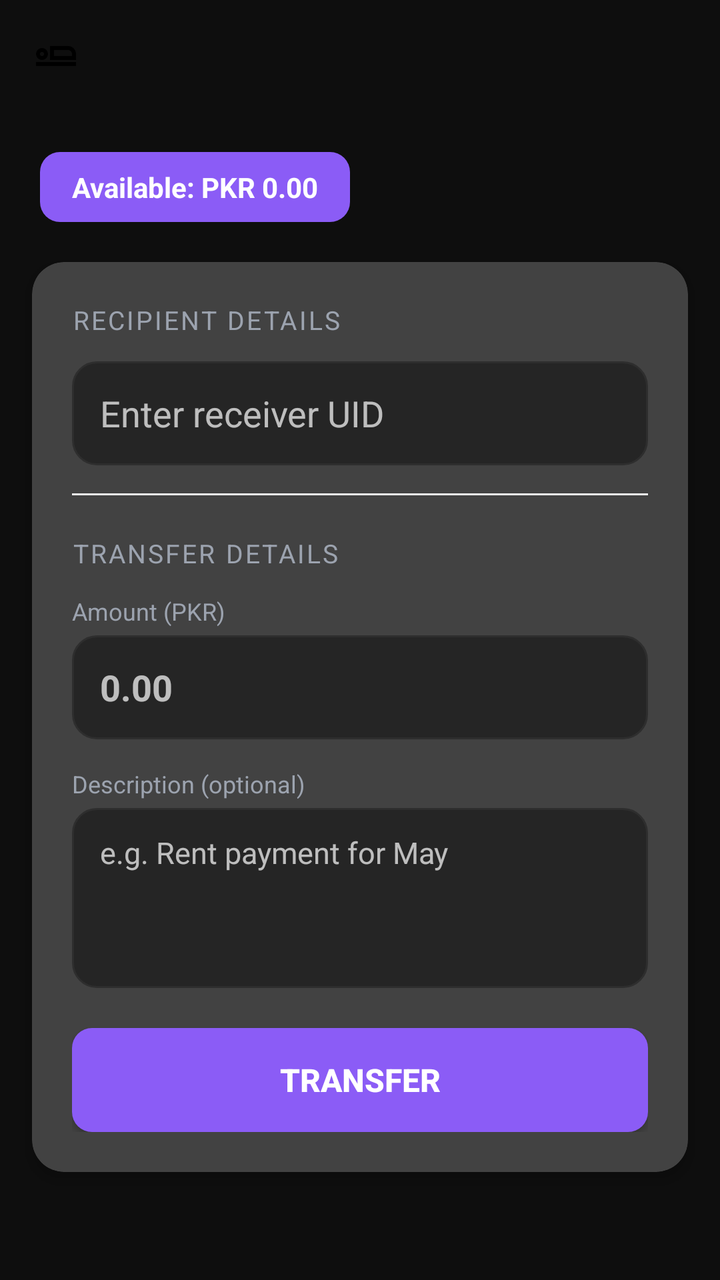
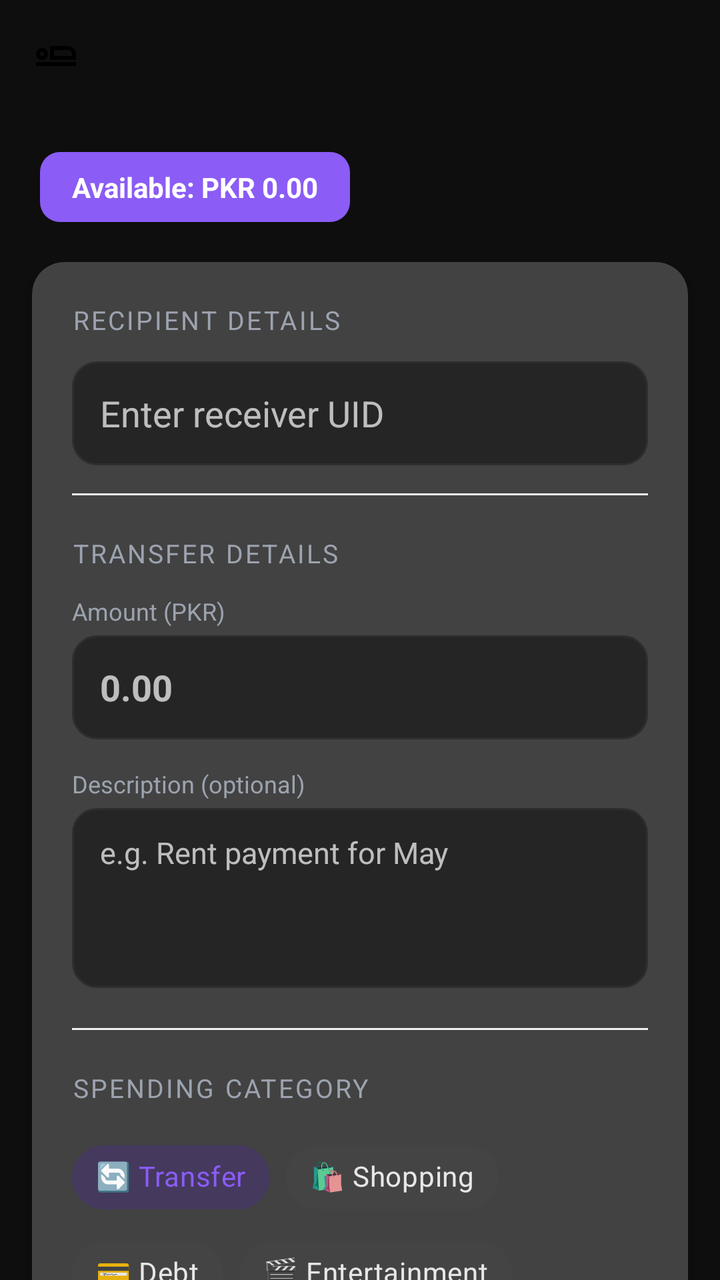

Before-and-after screenshots of an Android layout around one commit, followed by the original layout XML and the change that was made.
<!-- AndroidManifest.xml: application theme Theme.EWallet -->
<!-- res/layout/activity_transfer.xml -->
<?xml version="1.0" encoding="utf-8"?>
<androidx.core.widget.NestedScrollView
    xmlns:android="http://schemas.android.com/apk/res/android"
    xmlns:app="http://schemas.android.com/apk/res-auto"
    android:layout_width="match_parent"
    android:layout_height="match_parent"
    android:background="@color/bg_dark"
    android:fillViewport="true">

    <LinearLayout
        android:layout_width="match_parent"
        android:layout_height="wrap_content"
        android:orientation="vertical">

        <androidx.appcompat.widget.Toolbar
            android:id="@+id/toolbar"
            android:layout_width="match_parent"
            android:layout_height="?attr/actionBarSize"
            android:background="@color/bg_dark"
            app:titleTextColor="@android:color/white"
            app:navigationIcon="@drawable/back" />

        <TextView
            android:id="@+id/tv_available_balance"
            android:layout_width="wrap_content"
            android:layout_height="wrap_content"
            android:layout_margin="20dp"
            android:background="@drawable/bg_tab_active"
            android:paddingHorizontal="16dp"
            android:paddingVertical="8dp"
            android:text="Available: PKR 0.00"
            android:textColor="@android:color/white"
            android:textSize="14sp"
            android:textStyle="bold" />

        <androidx.cardview.widget.CardView
            android:layout_width="match_parent"
            android:layout_height="wrap_content"
            android:layout_marginHorizontal="16dp"
            android:layout_marginBottom="24dp"
            app:cardCornerRadius="16dp"
            app:cardElevation="4dp">

            <LinearLayout
                android:layout_width="match_parent"
                android:layout_height="wrap_content"
                android:orientation="vertical"
                android:padding="20dp">

                <TextView
                    android:layout_width="wrap_content"
                    android:layout_height="wrap_content"
                    android:text="Recipient Details"
                    android:textSize="13sp"
                    android:textColor="@color/text_secondary"
                    android:textAllCaps="true"
                    android:letterSpacing="0.08"
                    android:layout_marginBottom="12dp" />

                <EditText
                    android:id="@+id/et_receiver_uid"
                    android:layout_width="match_parent"
                    android:layout_height="52dp"
                    android:hint="Enter receiver UID"
                    android:background="@drawable/bg_input_field"
                    android:padding="14dp"
                    android:layout_marginBottom="14dp"/>

                <View
                    android:layout_width="match_parent"
                    android:layout_height="1dp"
                    android:background="#F0F0F0"
                    android:layout_marginBottom="20dp" />

                <TextView
                    android:layout_width="wrap_content"
                    android:layout_height="wrap_content"
                    android:text="Transfer Details"
                    android:textSize="13sp"
                    android:textColor="@color/text_secondary"
                    android:textAllCaps="true"
                    android:letterSpacing="0.08"
                    android:layout_marginBottom="12dp" />

                <TextView
                    android:layout_width="wrap_content"
                    android:layout_height="wrap_content"
                    android:text="Amount (PKR)"
                    android:textSize="12sp"
                    android:textColor="@color/text_secondary"
                    android:layout_marginBottom="4dp" />

                <EditText
                    android:id="@+id/et_amount"
                    android:layout_width="match_parent"
                    android:layout_height="52dp"
                    android:background="@drawable/bg_input_field"
                    android:hint="0.00"
                    android:paddingHorizontal="14dp"
                    android:textSize="18sp"
                    android:textStyle="bold"
                    android:inputType="numberDecimal"
                    android:layout_marginBottom="14dp" />

                <TextView
                    android:layout_width="wrap_content"
                    android:layout_height="wrap_content"
                    android:text="Description (optional)"
                    android:textSize="12sp"
                    android:textColor="@color/text_secondary"
                    android:layout_marginBottom="4dp" />

                <EditText
                    android:id="@+id/et_description"
                    android:layout_width="match_parent"
                    android:layout_height="90dp"
                    android:background="@drawable/bg_input_field"
                    android:hint="e.g. Rent payment for May"
                    android:paddingHorizontal="14dp"
                    android:paddingTop="12dp"
                    android:textSize="15sp"
                    android:inputType="textMultiLine"
                    android:gravity="top|start"
                    android:maxLines="3"
                    android:layout_marginBottom="20dp" />

                <TextView
                    android:id="@+id/tv_error"
                    android:layout_width="match_parent"
                    android:layout_height="wrap_content"
                    android:textColor="#EF4444"
                    android:textSize="13sp"
                    android:visibility="gone"
                    android:layout_marginBottom="12dp" />

                <ProgressBar
                    android:id="@+id/progress_bar"
                    android:layout_width="wrap_content"
                    android:layout_height="wrap_content"
                    android:layout_gravity="center"
                    android:visibility="gone"
                    android:layout_marginBottom="8dp" />

                <Button
                    android:id="@+id/btn_transfer"
                    android:layout_width="match_parent"
                    android:layout_height="52dp"
                    android:background="@drawable/bg_tab_active"
                    android:text="Transfer"
                    android:textColor="@android:color/white"
                    android:textSize="16sp"
                    android:textStyle="bold" />

            </LinearLayout>
        </androidx.cardview.widget.CardView>

    </LinearLayout>
</androidx.core.widget.NestedScrollView>
<!-- resources referenced by this layout -->
<resources>
  <color name="bg_dark">#0E0E0E</color>
  <color name="text_secondary">#9CA3AF</color>
  <!-- drawable back (drawable) -->
  <vector xmlns:android="http://schemas.android.com/apk/res/android" android:height="24dp" android:tint="#000000" android:viewportHeight="960" android:viewportWidth="960" android:width="24dp">
        
      <path android:fillColor="@android:color/white" android:pathData="M360,560L360,280L720,280Q786,280 833,327Q880,374 880,440L880,560L360,560ZM440,360L440,360Q440,360 440,383.5Q440,407 440,440L440,480L440,480L440,360ZM80,680L80,600L880,600L880,680L80,680ZM115,525Q80,490 80,440Q80,390 115,355Q150,320 200,320Q250,320 285,355Q320,390 320,440Q320,490 285,525Q250,560 200,560Q150,560 115,525ZM228.5,468.5Q240,457 240,440Q240,423 228.5,411.5Q217,400 200,400Q183,400 171.5,411.5Q160,423 160,440Q160,457 171.5,468.5Q183,480 200,480Q217,480 228.5,468.5ZM440,480L800,480L800,440Q800,407 776.5,383.5Q753,360 720,360L440,360L440,480ZM200,440Q200,440 200,440Q200,440 200,440Q200,440 200,440Q200,440 200,440Q200,440 200,440Q200,440 200,440Q200,440 200,440Q200,440 200,440Z"/>
      
  </vector>
  <!-- drawable bg_input_field (drawable) -->
  <?xml version="1.0" encoding="utf-8"?>
  <shape xmlns:android="http://schemas.android.com/apk/res/android"
      android:shape="rectangle">
      <solid android:color="#252525" />
      <stroke android:width="1dp" android:color="#2E2E2E" />
      <corners android:radius="12dp" />
  </shape>
  <!-- drawable bg_tab_active (drawable) -->
  <?xml version="1.0" encoding="utf-8"?>
  <shape xmlns:android="http://schemas.android.com/apk/res/android"
      android:shape="rectangle">
      <solid android:color="#8B5CF6" />
      <corners android:radius="10dp" />
  </shape>
  <style name="Theme.EWallet" parent="Theme.MaterialComponents.NoActionBar">
          <item name="android:windowBackground">@color/bg_dark</item>
          <item name="android:statusBarColor">@color/bg_dark</item>
          <item name="android:navigationBarColor">@color/bg_dark</item>
          <item name="colorPrimary">@color/purple_primary</item>
          <item name="colorPrimaryVariant">@color/purple_gradient_end</item>
          <item name="colorOnPrimary">@color/text_primary</item>
          <item name="colorSurface">@color/bg_card</item>
          <item name="android:textColor">@color/text_primary</item>
      </style>
  <color name="purple_primary">#8B5CF6</color>
  <color name="purple_gradient_end">#6366F1</color>
  <color name="text_primary">#FFFFFF</color>
  <color name="bg_card">#1A1A1A</color>
</resources>

<!-- the commit's change to res/layout/activity_transfer.xml (unified diff, before → after) -->
@@ -46,7 +46,6 @@
                 android:layout_height="wrap_content"
                 android:orientation="vertical"
                 android:padding="20dp">
-
                 <TextView
                     android:layout_width="wrap_content"
                     android:layout_height="wrap_content"
@@ -71,7 +70,6 @@
                     android:layout_height="1dp"
                     android:background="#F0F0F0"
                     android:layout_marginBottom="20dp" />
-
                 <TextView
                     android:layout_width="wrap_content"
                     android:layout_height="wrap_content"
@@ -124,6 +122,68 @@
                     android:maxLines="3"
                     android:layout_marginBottom="20dp" />
 
+                <View
+                    android:layout_width="match_parent"
+                    android:layout_height="1dp"
+                    android:background="#F0F0F0"
+                    android:layout_marginBottom="20dp" />
+
+                <TextView
+                    android:layout_width="wrap_content"
+                    android:layout_height="wrap_content"
+                    android:text="Spending Category"
+                    android:textSize="13sp"
+                    android:textColor="@color/text_secondary"
+                    android:textAllCaps="true"
+                    android:letterSpacing="0.08"
+                    android:layout_marginBottom="12dp" />
+
+                <com.google.android.material.chip.ChipGroup
+                    android:id="@+id/chip_group_category"
+                    android:layout_width="match_parent"
+                    android:layout_height="wrap_content"
+                    app:singleSelection="true"
+                    app:selectionRequired="true"
+                    android:layout_marginBottom="20dp">
+
+                    <com.google.android.material.chip.Chip
+                        android:id="@+id/chip_transfer"
+                        style="@style/Widget.MaterialComponents.Chip.Choice"
+                        android:layout_width="wrap_content"
+                        android:layout_height="wrap_content"
+                        android:text="🔄 Transfer"
+                        android:checked="true" />
+
+                    <com.google.android.material.chip.Chip
+                        android:id="@+id/chip_shopping"
+                        style="@style/Widget.MaterialComponents.Chip.Choice"
+                        android:layout_width="wrap_content"
+                        android:layout_height="wrap_content"
+                        android:text="🛍️ Shopping" />
+
+                    <com.google.android.material.chip.Chip
+                        android:id="@+id/chip_debt"
+                        style="@style/Widget.MaterialComponents.Chip.Choice"
+                        android:layout_width="wrap_content"
+                        android:layout_height="wrap_content"
+                        android:text="💳 Debt" />
+
+                    <com.google.android.material.chip.Chip
+                        android:id="@+id/chip_entertainment"
+                        style="@style/Widget.MaterialComponents.Chip.Choice"
+                        android:layout_width="wrap_content"
+                        android:layout_height="wrap_content"
+                        android:text="🎬 Entertainment" />
+
+                    <com.google.android.material.chip.Chip
+                        android:id="@+id/chip_others"
+                        style="@style/Widget.MaterialComponents.Chip.Choice"
+                        android:layout_width="wrap_content"
+                        android:layout_height="wrap_content"
+                        android:text="📦 Others" />
+
+                </com.google.android.material.chip.ChipGroup>
+
                 <TextView
                     android:id="@+id/tv_error"
                     android:layout_width="match_parent"
